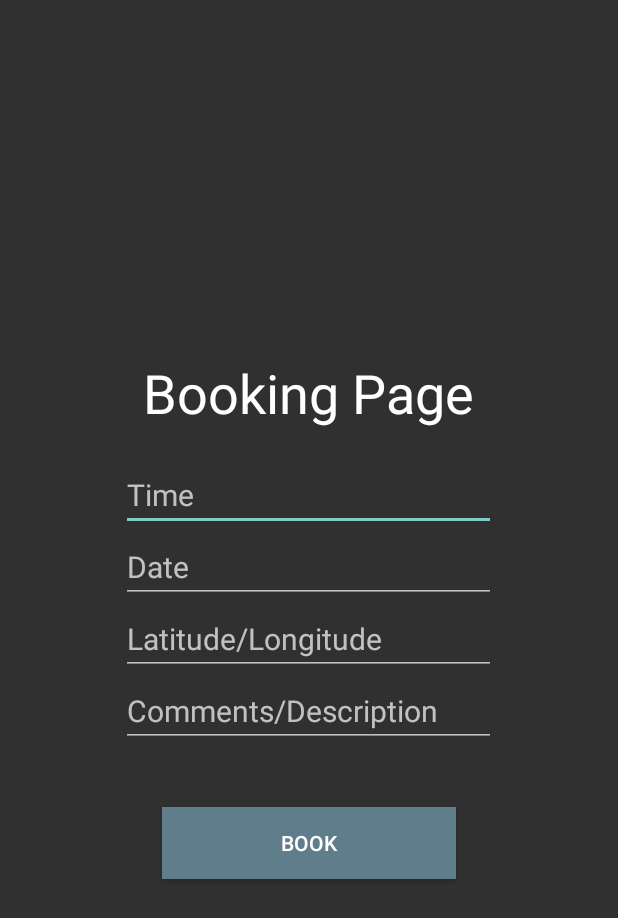
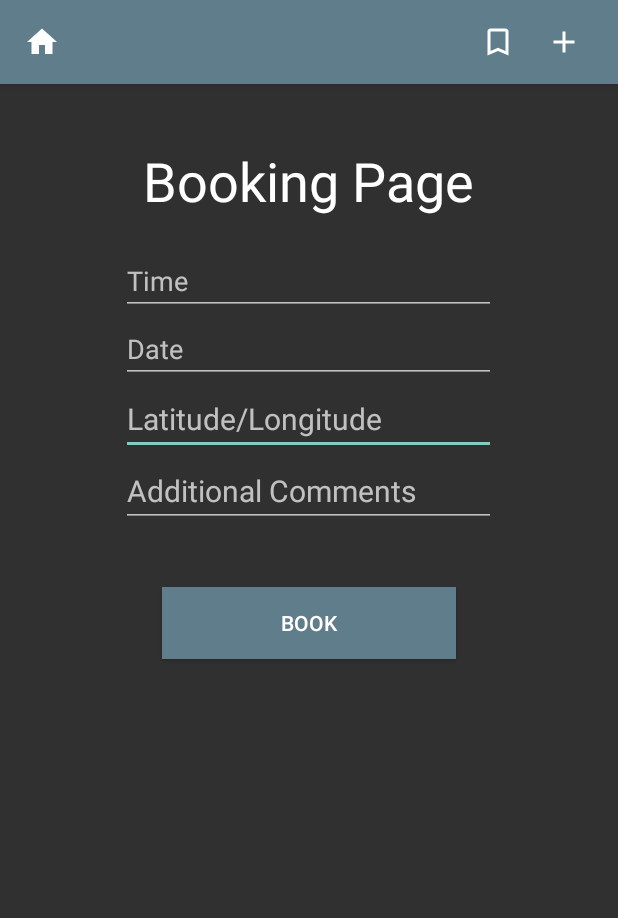
Before and after one commit to MatthewDBarrett/DonorApp, an Android app: the BookingPage screen opened directly, with no data from a screen before it, on a phone screen of 412 x 824 dp. Shown: the top 918 px of the screen. Run offline under Robolectric (Android 15) with nearby library versions, the phone set to English and light mode, and no system bars.

Commit message:
Toolbar added back to booking page, Time and Date Pickers added

```diff
--- a/app/src/main/java/com/example/donorapp/BookingPage.java
+++ b/app/src/main/java/com/example/donorapp/BookingPage.java
@@ -1,12 +1,29 @@
 package com.example.donorapp;
 
+import android.app.DatePickerDialog;
+import android.app.TimePickerDialog;
+import android.content.Context;
+import android.content.DialogInterface;
+import android.content.Intent;
+import android.content.SharedPreferences;
+import android.graphics.Color;
+import android.support.annotation.Nullable;
 import android.support.v7.app.AppCompatActivity;
 import android.os.Bundle;
 import android.view.View;
 import android.widget.Button;
+import android.widget.DatePicker;
 import android.widget.EditText;
+import android.widget.ImageButton;
+import android.widget.TimePicker;
+
+import java.util.Calendar;
 
 public class BookingPage extends AppCompatActivity {
+
+    ImageButton newDonation;
+    ImageButton booking;
+    ImageButton home;
 
     Button book;
     EditText comments;
@@ -14,11 +31,17 @@
     EditText date;
     EditText time;
 
+    int startMinute, startHour, endMinute, endHour;
+
 
     @Override
     protected void onCreate(Bundle savedInstanceState) {
         super.onCreate(savedInstanceState);
         setContentView(R.layout.activity_booking_page);
+
+        newDonation = findViewById(R.id.newDonationBtn);
+        booking = findViewById(R.id.bookingBtn);
+        home = findViewById(R.id.homeBtn);
 
         book = findViewById(R.id.bookButtonET);
         comments = findViewById(R.id.commentsET);
@@ -26,9 +49,87 @@
         date = findViewById(R.id.dateET);
         time = findViewById(R.id.timeET);
 
+        booking.setOnClickListener(new View.OnClickListener() {
+            @Override
+            public void onClick(View view) {
+                Intent intent = new Intent(getApplicationContext(), BookingPage.class);
+                startActivity(intent);
+            }
+        });
+
+        newDonation.setOnClickListener(new View.OnClickListener() {
+            @Override
+            public void onClick(View view) {
+                Intent intent = new Intent(getApplicationContext(), DonationAd.class);
+                startActivity(intent);
+            }
+        });
+
+        home.setOnClickListener(new View.OnClickListener() {
+            @Override
+            public void onClick(View view) {
+                Intent intent = new Intent(getApplicationContext(), HomePage.class);
+                startActivity(intent);
+            }
+        });
+
+        time.setOnClickListener(new View.OnClickListener() {
+            @Override
+            public void onClick(View view) {
+
+                Calendar calendar = Calendar.getInstance();
+                int currentHour = calendar.get(Calendar.HOUR_OF_DAY);
+                int currentMinute = calendar.get(Calendar.MINUTE);
+
+                TimePickerDialog timePickerDialog = new TimePickerDialog( BookingPage.this, new TimePickerDialog.OnTimeSetListener() {
+                    @Override
+                    public void onTimeSet(TimePicker timePicker, int hourOfDay, int minutes) {
+                    startMinute = minutes;
+                    startHour = hourOfDay;
+                    time.setText( hourOfDay + ":" + minutes );
+                    }
+                }, currentHour, currentMinute, false);
+
+                timePickerDialog.show();
+
+                Button nbutton = timePickerDialog.getButton(DialogInterface.BUTTON_NEGATIVE);
+                Button pbutton = timePickerDialog.getButton(DialogInterface.BUTTON_POSITIVE);
+                nbutton.setTextColor(Color.parseColor("#00897B"));
+                pbutton.setTextColor(Color.parseColor("#00897B"));
+
+            }
+        });
+
+        date.setOnClickListener(new View.OnClickListener() {
+            @Override
+            public void onClick(View view) {
+                int dayOfMonth;
+                int month;
+                int year;
+
+                Calendar calendar = Calendar.getInstance();
+                year = calendar.get(Calendar.YEAR);
+                month = calendar.get(Calendar.MONTH);
+                dayOfMonth = calendar.get(Calendar.DAY_OF_MONTH);
 
 
+                DatePickerDialog datePickerDialog = new DatePickerDialog(BookingPage.this,
+                        new DatePickerDialog.OnDateSetListener() {
+                            @Override
+                            public void onDateSet(DatePicker datePicker, int year, int month, int day) {
+                                date.setText( getString( R.string.dateFormat, day, "/", month + 1, "/", year ) );
+                            }
+                        }, year, month, dayOfMonth);
 
+                datePickerDialog.show();
+
+                Button nbutton = datePickerDialog.getButton(DialogInterface.BUTTON_NEGATIVE);
+                Button pbutton = datePickerDialog.getButton(DialogInterface.BUTTON_POSITIVE);
+                nbutton.setTextColor(Color.parseColor("#00897B"));
+                pbutton.setTextColor(Color.parseColor("#00897B"));
+
+            }
+        });
 
     }
 }
--- a/app/src/main/res/layout/activity_booking_page.xml
+++ b/app/src/main/res/layout/activity_booking_page.xml
@@ -9,14 +9,29 @@
     <LinearLayout
         android:layout_width="match_parent"
         android:layout_height="match_parent"
-        android:gravity="center"
+        android:gravity="center_horizontal"
+        android:orientation="vertical">
+
+        <include
+            android:id="@id/toolbar"
+            layout="@layout/toolbar"/>
+
+        <ScrollView
+            android:layout_width="match_parent"
+            android:layout_height="match_parent">
+
+            <LinearLayout
+                android:layout_width="match_parent"
+                android:layout_height="wrap_content"
+                android:gravity="center_horizontal"
                 android:orientation="vertical">
 
                 <TextView
                     android:layout_width="wrap_content"
                     android:layout_height="wrap_content"
+                    android:layout_marginTop="40dp"
                     android:layout_marginBottom="20dp"
-            android:text="Booking Page"
+                    android:text="@string/bookingPageTV"
                     android:textColor="@color/white"
                     android:textSize="36sp" /> <!--Booking Title-->
 
@@ -24,27 +39,23 @@
                     android:id="@+id/timeET"
                     android:layout_width="250dp"
                     android:layout_height="wrap_content"
-            android:hint="Time"
-            android:importantForAutofill="no"
-            android:inputType="text"
-            android:textSize="20sp"
-            tools:ignore="LabelFor"/> <!--Time-->
+                    android:focusableInTouchMode="false"
+                    android:hint="@string/timeHT"
+                    tools:ignore="LabelFor,TextFields" /> <!--Time-->
 
                 <EditText
                     android:id="@+id/dateET"
                     android:layout_width="250dp"
                     android:layout_height="wrap_content"
-            android:hint="Date"
-            android:importantForAutofill="no"
-            android:inputType="textPersonName"
-            android:textSize="20sp"
-            tools:ignore="LabelFor"/> <!--Date-->
+                    android:focusableInTouchMode="false"
+                    android:hint="@string/dateHT"
+                    tools:ignore="LabelFor,TextFields" /> <!--date-->
 
                 <EditText
                     android:id="@+id/locationET"
                     android:layout_width="250dp"
                     android:layout_height="wrap_content"
-            android:hint="Latitude/Longitude"
+                    android:hint="@string/longLatHT"
                     android:importantForAutofill="no"
                     android:inputType="textPersonName"
                     android:textSize="20sp"
@@ -54,9 +65,9 @@
                     android:id="@+id/commentsET"
                     android:layout_width="250dp"
                     android:layout_height="wrap_content"
-            android:hint="Comments/Description"
+                    android:hint="@string/additionalCommentsHT"
                     android:importantForAutofill="no"
-            android:inputType="number"
+                    android:inputType="text"
                     android:textSize="20sp"
                     android:maxLength="4"
                     tools:ignore="LabelFor"/> <!--Comments-->
@@ -67,8 +78,13 @@
                     android:layout_width="196dp"
                     android:layout_height="wrap_content"
                     android:layout_marginTop="40dp"
+                    android:layout_marginBottom="40dp"
                     android:background="@color/colorAltAccent"
-            android:text="Book" /> <!--Book Button-->
+                    android:text="@string/bookBtn" /> <!--Book Button-->
+
+            </LinearLayout>
+
+        </ScrollView>
 
     </LinearLayout>
 
--- a/app/src/main/res/values/strings.xml
+++ b/app/src/main/res/values/strings.xml
@@ -8,6 +8,7 @@
     <string name="charityBtn">Charity</string>
     <string name="submitBtn">Submit</string>
     <string name="postBtn">Post</string>
+    <string name="bookBtn">Book</string>
 
     <!--TEXT VIEWS-->
     <string name="usernameTV">Username</string>
@@ -15,6 +16,7 @@
     <string name="homePageTV">Donor App</string>
     <string name="charityRegTV">Charity Registration</string>
     <string name="donorRegTV">Donor Registration</string>
+    <string name="bookingPageTV">Booking Page</string>
 
     <!--HINTS-->
     <string name="firstNameHT">First Name:</string>
@@ -26,6 +28,10 @@
     <string name="emailHT">Email:</string>
     <string name="passwordHT">Password:</string>
     <string name="confirmPasswordHT">Confirm Password:</string>
+    <string name="timeHT">Time</string>
+    <string name="dateHT">Date</string>
+    <string name="longLatHT">Latitude/Longitude</string>
+    <string name="additionalCommentsHT">Additional Comments</string>
 
     <!--HINTS-->
     <string name="usernameHint">username</string>
@@ -52,4 +58,13 @@
     <string name="title">Title</string>
     <string name="description">Description</string>
 
+    <!--FORMATS-->
+    <string name="dateFormat">
+        %1$d
+        %2$s
+        %3$d
+        %4$s
+        %5$d
+    </string>
+
 </resources>
```
Lines whose indentation alone changed are shown as unchanged.
